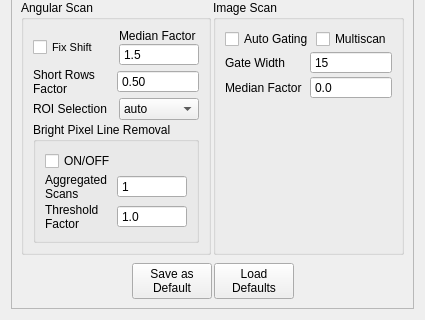
First picture: the form in gui/optionswindow.ui, repository Th3Tr00p3r/gSTED-sFCS, before the edit; both pictures show x 0 to 425 and y 301 to 621 of the 425 by 621 pixel window.
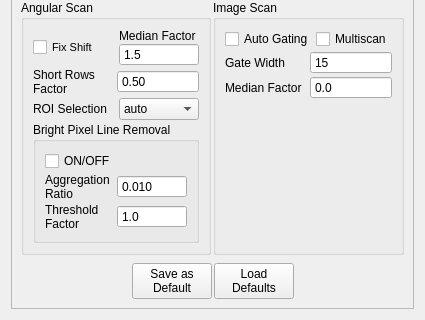
Second picture: the form after the edit.

Commit message: Changes the option for bright pixel row removal choice of aggregation to be ratio based rather than directly numerical - different measurements have different numbers of total scans per file.

Patch:
```diff
--- a/gui/optionswindow.ui
+++ b/gui/optionswindow.ui
@@ -478,24 +478,30 @@
                 <item>
                  <widget class="QLabel" name="label_9">
                   <property name="text">
-                   <string>Aggregated
-Scans</string>
+                   <string>Aggregation
+Ratio</string>
                   </property>
                  </widget>
                 </item>
                 <item>
-                 <widget class="QSpinBox" name="nAggScans">
+                 <widget class="QDoubleSpinBox" name="aggRatio">
                   <property name="toolTip">
                    <string>Lower value - &gt; better resolution for discrimination</string>
                   </property>
                   <property name="buttonSymbols">
                    <enum>QAbstractSpinBox::NoButtons</enum>
                   </property>
+                  <property name="decimals">
+                   <number>3</number>
+                  </property>
                   <property name="minimum">
-                   <number>1</number>
+                   <double>0.001000000000000</double>
                   </property>
                   <property name="maximum">
-                   <number>1000</number>
+                   <double>1.000000000000000</double>
+                  </property>
+                  <property name="value">
+                   <double>0.010000000000000</double>
                   </property>
                  </widget>
                 </item>
```
The commit also changes 4 other files.
